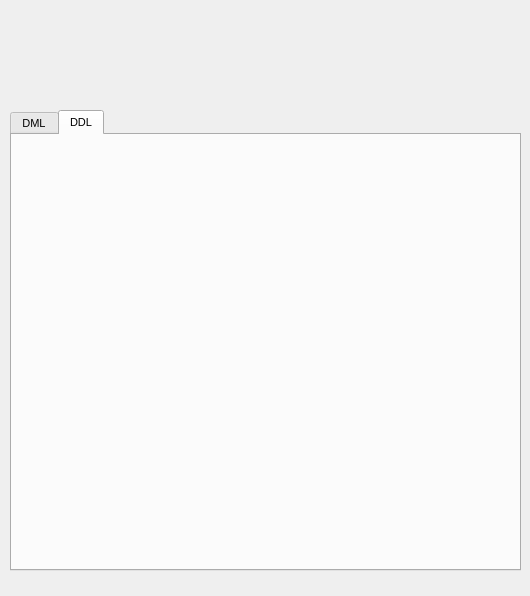
Qt form src/ui/MainWindow.ui (Rizwan-Hasan/Hospital-Database-Management-System-Design) before a commit.
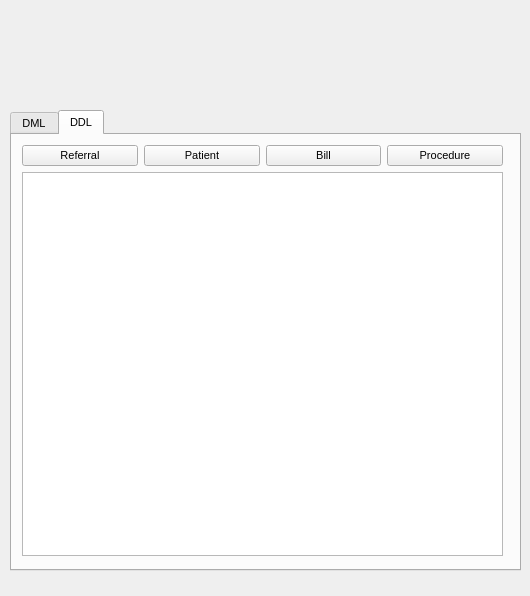
The same form after that commit. The open tabs and pages were chosen to show the change. Icons and pictures are not drawn.

```diff
--- a/src/ui/MainWindow.ui
+++ b/src/ui/MainWindow.ui
@@ -692,6 +692,53 @@
     <attribute name="title">
      <string>DDL</string>
     </attribute>
+       <widget class="QWidget" name="">
+           <property name="geometry">
+               <rect>
+                   <x>10</x>
+                   <y>10</y>
+                   <width>481</width>
+                   <height>411</height>
+               </rect>
+           </property>
+           <layout class="QVBoxLayout" name="Tables_2">
+               <item>
+                   <layout class="QHBoxLayout" name="horizontalLayout_9">
+                       <item>
+                           <widget class="QPushButton" name="pushButton">
+                               <property name="text">
+                                   <string>Referral</string>
+                               </property>
+                           </widget>
+                       </item>
+                       <item>
+                           <widget class="QPushButton" name="pushButton_2">
+                               <property name="text">
+                                   <string>Patient</string>
+                               </property>
+                           </widget>
+                       </item>
+                       <item>
+                           <widget class="QPushButton" name="pushButton_3">
+                               <property name="text">
+                                   <string>Bill</string>
+                               </property>
+                           </widget>
+                       </item>
+                       <item>
+                           <widget class="QPushButton" name="pushButton_4">
+                               <property name="text">
+                                   <string>Procedure</string>
+                               </property>
+                           </widget>
+                       </item>
+                   </layout>
+               </item>
+               <item>
+                   <widget class="QTableView" name="ddlTable"/>
+               </item>
+           </layout>
+       </widget>
    </widget>
   </widget>
   <widget class="QLabel" name="label">
```
Left out of the diff: 2 changed lines with no effect on the pictures.
